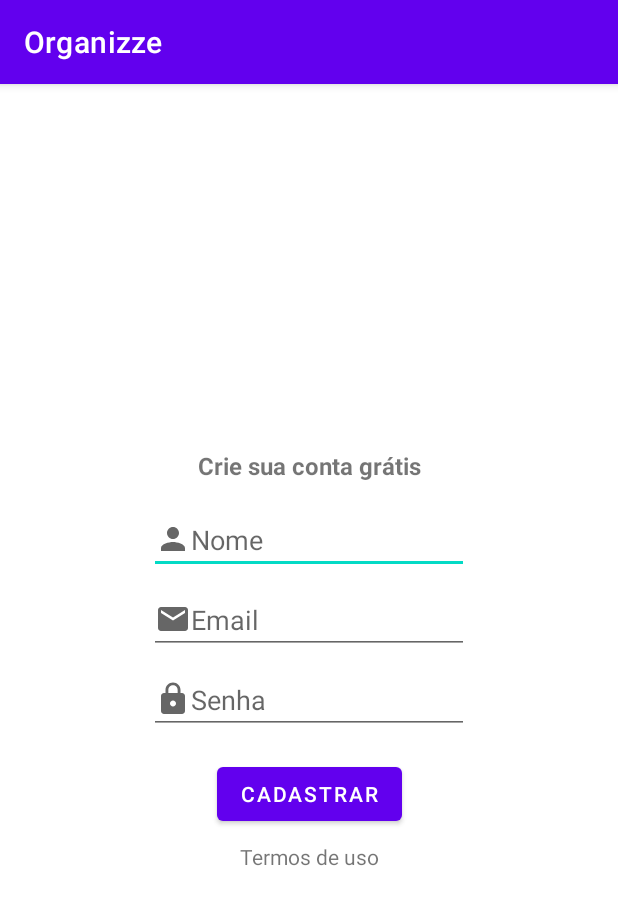
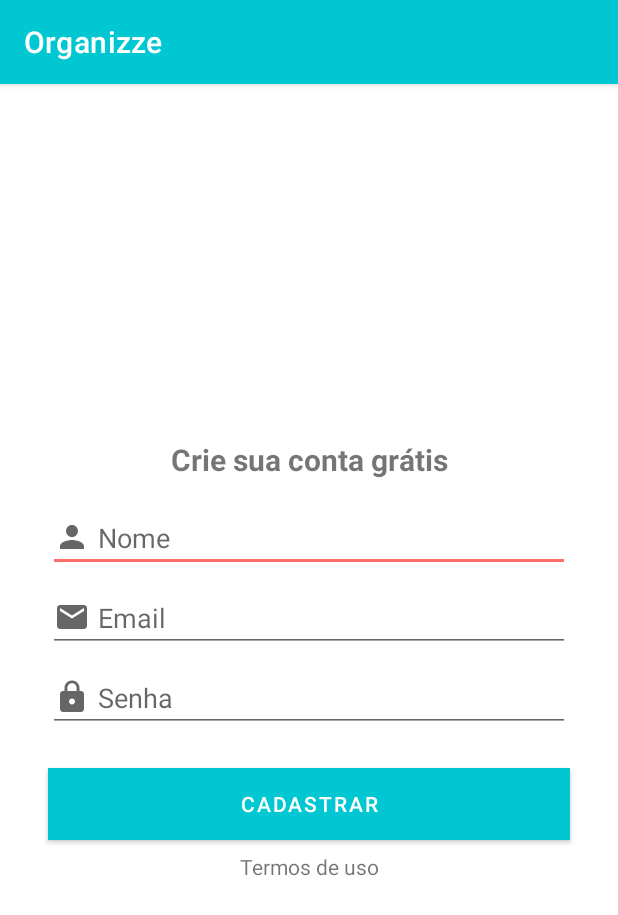
Before and after one commit to LorraneLobo/Organizze-clone, an Android app: the CadastroActivity screen opened directly, with no data from a screen before it, on a phone screen of 412 x 824 dp. Shown: the top 915 px of the screen. Run offline under Robolectric (Android 15) with nearby library versions, the phone set to English and light mode, and no system bars; our stand-ins replace Firebase (no records; nobody signed in at launch, a user with empty details on screens opened directly).

Commit message:
Implementado cadastro do usuário

```diff
--- a/app/src/main/AndroidManifest.xml
+++ b/app/src/main/AndroidManifest.xml
@@ -16,7 +16,7 @@
             android:name=".activity.CadastroActivity"
             android:exported="false" />
         <activity
-            android:name=".MainActivity"
+            android:name=".activity.MainActivity"
             android:exported="true"
             android:theme="@style/Theme.Intro">
             <intent-filter>
--- a/app/src/main/java/com/example/organizze/activity/CadastroActivity.java
+++ b/app/src/main/java/com/example/organizze/activity/CadastroActivity.java
@@ -3,14 +3,79 @@ package com.example.organizze.activity;
 import androidx.appcompat.app.AppCompatActivity;
 
 import android.os.Bundle;
+import android.widget.Button;
+import android.widget.EditText;
+import android.widget.Toast;
 
 import com.example.organizze.R;
+import com.example.organizze.config.ConfiguracaoFirebase;
+import com.example.organizze.model.Usuario;
+import com.google.firebase.auth.FirebaseAuth;
+import com.google.firebase.auth.FirebaseAuthInvalidCredentialsException;
+import com.google.firebase.auth.FirebaseAuthUserCollisionException;
+import com.google.firebase.auth.FirebaseAuthWeakPasswordException;
 
 public class CadastroActivity extends AppCompatActivity {
+
+    private EditText campoNome, campoEmail, campoSenha;
+    private Button botaoCadastrar;
+    private FirebaseAuth auth;
+    private Usuario usuario;
 
     @Override
     protected void onCreate(Bundle savedInstanceState) {
         super.onCreate(savedInstanceState);
         setContentView(R.layout.activity_cadastro);
+
+        campoNome = findViewById(R.id.editNome);
+        campoEmail = findViewById(R.id.editEmail);
+        campoSenha = findViewById(R.id.editSenha);
+        botaoCadastrar = findViewById(R.id.btnCadastrar);
+
+        botaoCadastrar.setOnClickListener(v -> {
+            String textoNome = campoNome.getText().toString();
+            String textoEmail = campoEmail.getText().toString();
+            String textoSenha = campoSenha.getText().toString();
+
+            //Validar se os campos foram preenchidos
+            if (!textoNome.isEmpty() && !textoEmail.isEmpty() && !textoSenha.isEmpty()){
+
+                usuario = new Usuario();
+                usuario.setNome(textoNome);
+                usuario.setEmail(textoEmail);
+                usuario.setSenha(textoSenha);
+                cadastrarUsuario();
+            }else {
+                Toast.makeText(CadastroActivity.this, "Preencha todos os campos!", Toast.LENGTH_SHORT).show();
+            }
+        });
+    }
+
+    private void cadastrarUsuario() {
+
+        auth = ConfiguracaoFirebase.getFirebaseAutenticacao();
+        auth.createUserWithEmailAndPassword(usuario.getEmail(), usuario.getSenha())
+                .addOnCompleteListener(this, task -> {
+                    if (task.isSuccessful()){
+                        Toast.makeText(CadastroActivity.this, "Usuário criado com sucesso!", Toast.LENGTH_SHORT).show();
+                    }else {
+
+                        String execao = "";
+                        try {
+                            throw task.getException();
+                        }catch (FirebaseAuthWeakPasswordException e){
+                            execao = "A senha deve conter pelo menos 6 caracteres";
+                        }catch (FirebaseAuthInvalidCredentialsException e){
+                            execao = "Por favor, digite um e-mail válido!";
+                        }catch (FirebaseAuthUserCollisionException e){
+                            execao = "Essa conta já foi cadastrada!";
+                        }catch (Exception e){
+                            execao = "Erro ao cadastrar o usuário: " + e.getMessage();
+                            e.printStackTrace();
+                        }
+
+                        Toast.makeText(CadastroActivity.this, execao, Toast.LENGTH_SHORT).show();
+                    }
+                });
     }
 }
--- a/app/src/main/java/com/example/organizze/MainActivity.java
+++ b/app/src/main/java/com/example/organizze/activity/MainActivity.java
@@ -1,4 +1,4 @@
-package com.example.organizze;
+package com.example.organizze.activity;
 
 import androidx.appcompat.app.AppCompatActivity;
 
@@ -6,6 +6,7 @@ import android.content.Intent;
 import android.os.Bundle;
 import android.view.View;
 
+import com.example.organizze.R;
 import com.example.organizze.activity.CadastroActivity;
 import com.example.organizze.activity.LoginActivity;
 import com.heinrichreimersoftware.materialintro.app.IntroActivity;
--- a/app/src/main/res/layout/activity_cadastro.xml
+++ b/app/src/main/res/layout/activity_cadastro.xml
@@ -12,65 +12,75 @@
         android:layout_height="wrap_content"
         android:layout_marginBottom="16dp"
         android:text="Crie sua conta grátis"
-        android:textSize="16sp"
+        android:textSize="20sp"
         android:textStyle="bold"
-        app:layout_constraintBottom_toTopOf="@+id/editTextTextPersonName"
+        app:layout_constraintBottom_toTopOf="@+id/editNome"
         app:layout_constraintEnd_toEndOf="parent"
         app:layout_constraintStart_toStartOf="parent"
         app:layout_constraintTop_toTopOf="parent"
         app:layout_constraintVertical_chainStyle="packed" />
 
     <EditText
-        android:id="@+id/editTextTextPersonName"
-        android:layout_width="wrap_content"
+        android:id="@+id/editNome"
+        android:layout_width="0dp"
         android:layout_height="wrap_content"
+        android:layout_marginStart="32dp"
+        android:layout_marginEnd="32dp"
         android:layout_marginBottom="8dp"
         android:drawableLeft="@drawable/ic_pessoa_cinza_24"
+        android:drawablePadding="5dp"
         android:ems="10"
         android:hint="Nome"
         android:inputType="textPersonName"
-        app:layout_constraintBottom_toTopOf="@+id/editTextTextEmailAddress"
+        app:layout_constraintBottom_toTopOf="@+id/editEmail"
         app:layout_constraintEnd_toEndOf="parent"
         app:layout_constraintStart_toStartOf="parent"
         app:layout_constraintTop_toBottomOf="@+id/textView6" />
 
     <EditText
-        android:id="@+id/editTextTextEmailAddress"
-        android:layout_width="wrap_content"
+        android:id="@+id/editEmail"
+        android:layout_width="0dp"
         android:layout_height="wrap_content"
         android:layout_marginBottom="8dp"
         android:drawableLeft="@drawable/ic_email_cinza_24"
+        android:drawablePadding="5dp"
         android:ems="10"
         android:hint="Email"
         android:inputType="textEmailAddress"
-        app:layout_constraintBottom_toTopOf="@+id/editTextTextPassword"
-        app:layout_constraintEnd_toEndOf="@+id/editTextTextPersonName"
-        app:layout_constraintStart_toStartOf="@+id/editTextTextPersonName"
-        app:layout_constraintTop_toBottomOf="@+id/editTextTextPersonName" />
+        app:layout_constraintBottom_toTopOf="@+id/editSenha"
+        app:layout_constraintEnd_toEndOf="@+id/editNome"
+        app:layout_constraintStart_toStartOf="@+id/editNome"
+        app:layout_constraintTop_toBottomOf="@+id/editNome" />
 
     <EditText
-        android:id="@+id/editTextTextPassword"
-        android:layout_width="wrap_content"
+        android:id="@+id/editSenha"
+        android:layout_width="0dp"
         android:layout_height="wrap_content"
+        android:layout_marginBottom="8dp"
         android:drawableLeft="@drawable/ic_cadeado_cinza_24"
+        android:drawablePadding="5dp"
         android:ems="10"
         android:hint="Senha"
         android:inputType="textPassword"
         app:layout_constraintBottom_toTopOf="@+id/btnCadastrar"
-        app:layout_constraintEnd_toEndOf="@+id/editTextTextEmailAddress"
-        app:layout_constraintStart_toStartOf="@+id/editTextTextEmailAddress"
-        app:layout_constraintTop_toBottomOf="@+id/editTextTextEmailAddress" />
+        app:layout_constraintEnd_toEndOf="@+id/editEmail"
+        app:layout_constraintStart_toStartOf="@+id/editEmail"
+        app:layout_constraintTop_toBottomOf="@+id/editEmail" />
 
     <Button
         android:id="@+id/btnCadastrar"
-        android:layout_width="wrap_content"
+        android:layout_width="0dp"
         android:layout_height="wrap_content"
+        android:layout_marginStart="32dp"
         android:layout_marginTop="16dp"
+        android:layout_marginEnd="32dp"
+        android:background="@color/colorPrimary"
         android:text="Cadastrar"
+        android:textColor="@color/white"
         app:layout_constraintBottom_toTopOf="@+id/textView7"
         app:layout_constraintEnd_toEndOf="parent"
         app:layout_constraintStart_toStartOf="parent"
-        app:layout_constraintTop_toBottomOf="@+id/editTextTextPassword" />
+        app:layout_constraintTop_toBottomOf="@+id/editSenha" />
 
     <TextView
         android:id="@+id/textView7"
--- a/app/src/main/res/layout/activity_main.xml
+++ b/app/src/main/res/layout/activity_main.xml
@@ -4,7 +4,7 @@
     xmlns:tools="http://schemas.android.com/tools"
     android:layout_width="match_parent"
     android:layout_height="match_parent"
-    tools:context=".MainActivity">
+    tools:context=".activity.MainActivity">
 
     <TextView
         android:layout_width="wrap_content"
--- a/app/src/main/res/values-night/themes.xml
+++ /dev/null
@@ -1,16 +0,0 @@
-<resources xmlns:tools="http://schemas.android.com/tools">
-    <!-- Base application theme. -->
-    <style name="Theme.Organizze" parent="Theme.MaterialComponents.DayNight.DarkActionBar">
-        <!-- Primary brand color. -->
-        <item name="colorPrimary">@color/purple_200</item>
-        <item name="colorPrimaryVariant">@color/purple_700</item>
-        <item name="colorOnPrimary">@color/black</item>
-        <!-- Secondary brand color. -->
-        <item name="colorSecondary">@color/teal_200</item>
-        <item name="colorSecondaryVariant">@color/teal_200</item>
-        <item name="colorOnSecondary">@color/black</item>
-        <!-- Status bar color. -->
-        <item name="android:statusBarColor" tools:targetApi="l">?attr/colorPrimaryVariant</item>
-        <!-- Customize your theme here. -->
-    </style>
-</resources>
--- a/app/src/main/res/values/colors.xml
+++ b/app/src/main/res/values/colors.xml
@@ -1,12 +1,12 @@
 <?xml version="1.0" encoding="utf-8"?>
 <resources>
-    <color name="purple_200">#FFBB86FC</color>
-    <color name="purple_500">#FF6200EE</color>
-    <color name="purple_700">#FF3700B3</color>
-    <color name="teal_200">#FF03DAC5</color>
-    <color name="teal_700">#FF018786</color>
+    <color name="colorPrimary">#01c7d2</color>
+    <color name="colorPrimaryDark">#00b2bc</color>
+    <color name="colorAccent">#ff706a</color>
+
     <color name="black">#FF000000</color>
     <color name="white">#FFFFFFFF</color>
+
     <color name="darker_greygrey">#696969</color>
 
 </resources>
--- a/app/src/main/res/values/themes.xml
+++ b/app/src/main/res/values/themes.xml
@@ -2,12 +2,12 @@
     <!-- Base application theme. -->
     <style name="Theme.Organizze" parent="Theme.MaterialComponents.DayNight.DarkActionBar">
         <!-- Primary brand color. -->
-        <item name="colorPrimary">@color/purple_500</item>
-        <item name="colorPrimaryVariant">@color/purple_700</item>
-        <item name="colorOnPrimary">@color/white</item>
+        <item name="colorPrimary">@color/colorPrimary</item>
+        <item name="colorPrimaryVariant">@color/colorPrimaryDark</item>
+        <item name="colorAccent">@color/colorAccent</item>
         <!-- Secondary brand color. -->
-        <item name="colorSecondary">@color/teal_200</item>
-        <item name="colorSecondaryVariant">@color/teal_700</item>
+<!--        <item name="colorSecondary">@color/teal_200</item>-->
+<!--        <item name="colorSecondaryVariant">@color/teal_700</item>-->
         <item name="colorOnSecondary">@color/black</item>
         <!-- Status bar color. -->
         <item name="android:statusBarColor" tools:targetApi="l">?attr/colorPrimaryVariant</item>
```
Also changed, not shown: app/src/main/java/com/example/organizze/config/ConfiguracaoFirebase.java (added, +17 -0 lines), app/src/main/java/com/example/organizze/model/Usuario.java (added, +35 -0 lines), app/src/main/res/layout/activity_login.xml (+12 -4 lines), app/src/main/res/layout/intro_cadastro.xml (+6 -2 lines).
